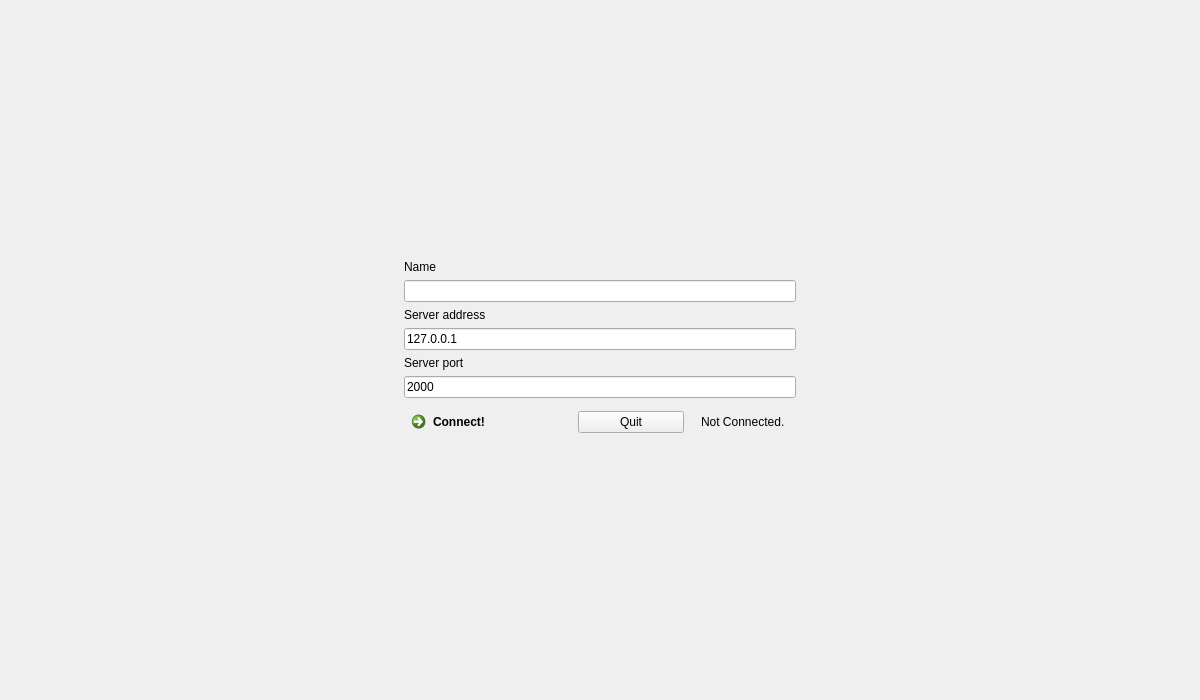
Old version of the form src/TFClient/frame.ui in the repository Perdex/OmikronBlast.
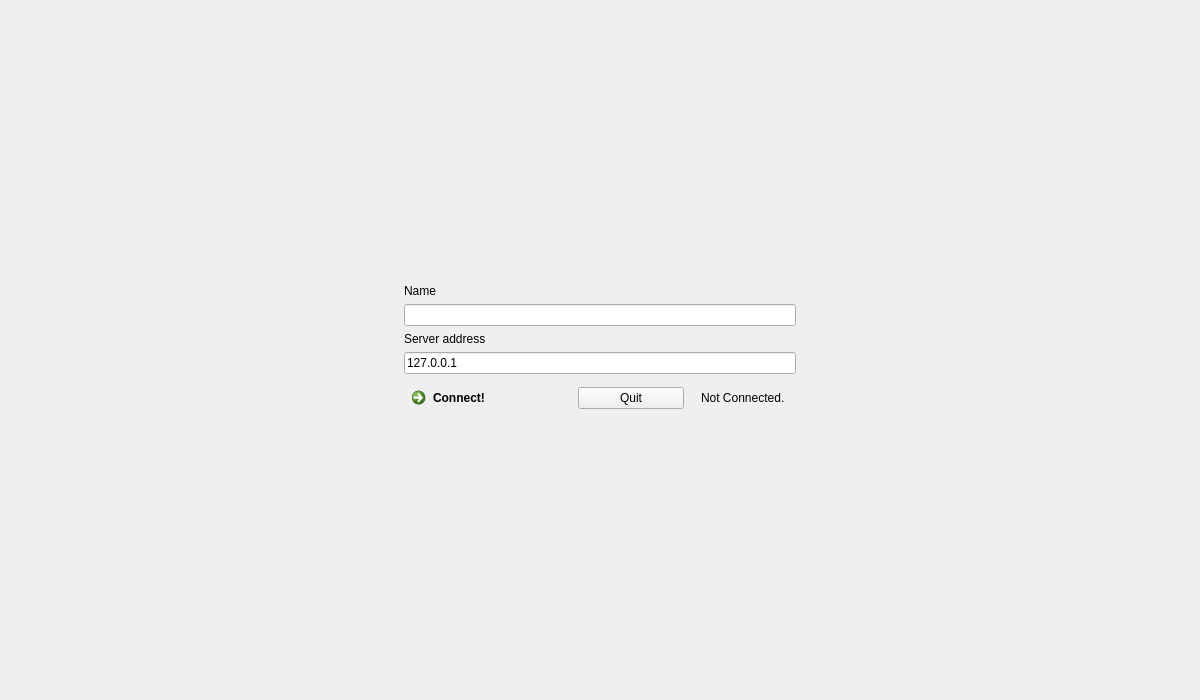
New version of the form. The open tabs and pages were chosen to show the change. Custom widgets are drawn as their Qt base class.

Diff of the .ui file:
```diff
--- a/src/TFClient/frame.ui
+++ b/src/TFClient/frame.ui
@@ -139,20 +139,6 @@
             </property>
            </widget>
           </item>
-          <item>
-           <widget class="QLabel" name="label_2">
-            <property name="text">
-             <string>Server port</string>
-            </property>
-           </widget>
-          </item>
-          <item>
-           <widget class="QLineEdit" name="s_port">
-            <property name="text">
-             <string>2000</string>
-            </property>
-           </widget>
-          </item>
           <item>
            <layout class="QHBoxLayout" name="horizontalLayout">
             <item>
```
Left out of the diff: 2 changed lines with no effect on the pictures.
